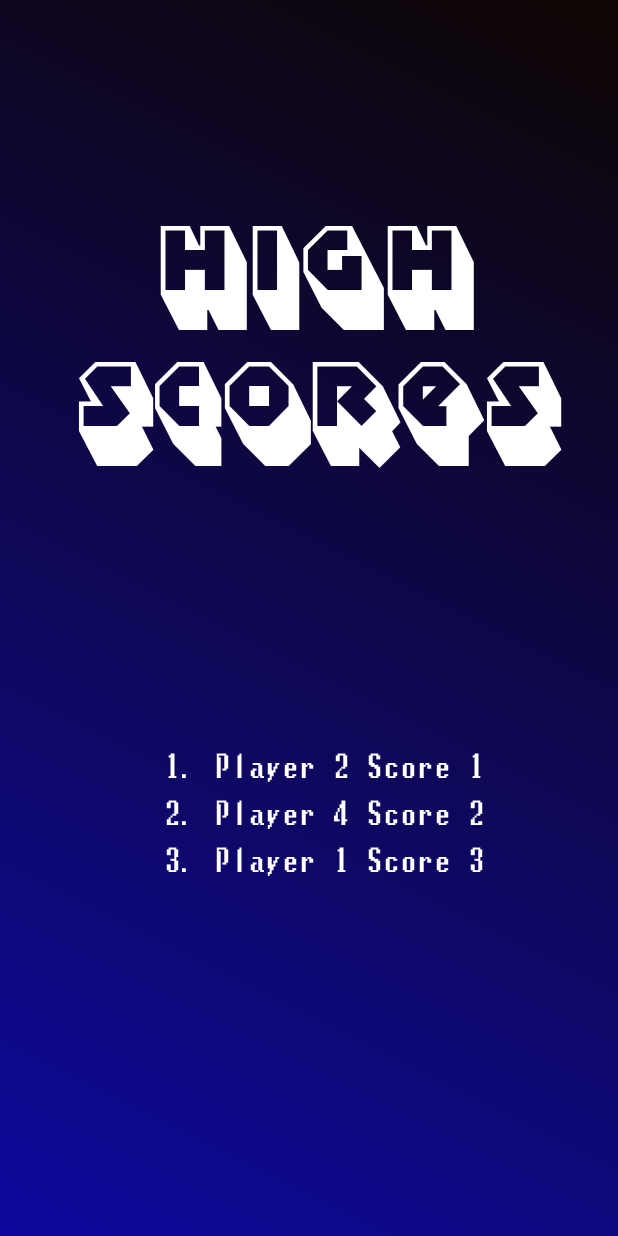
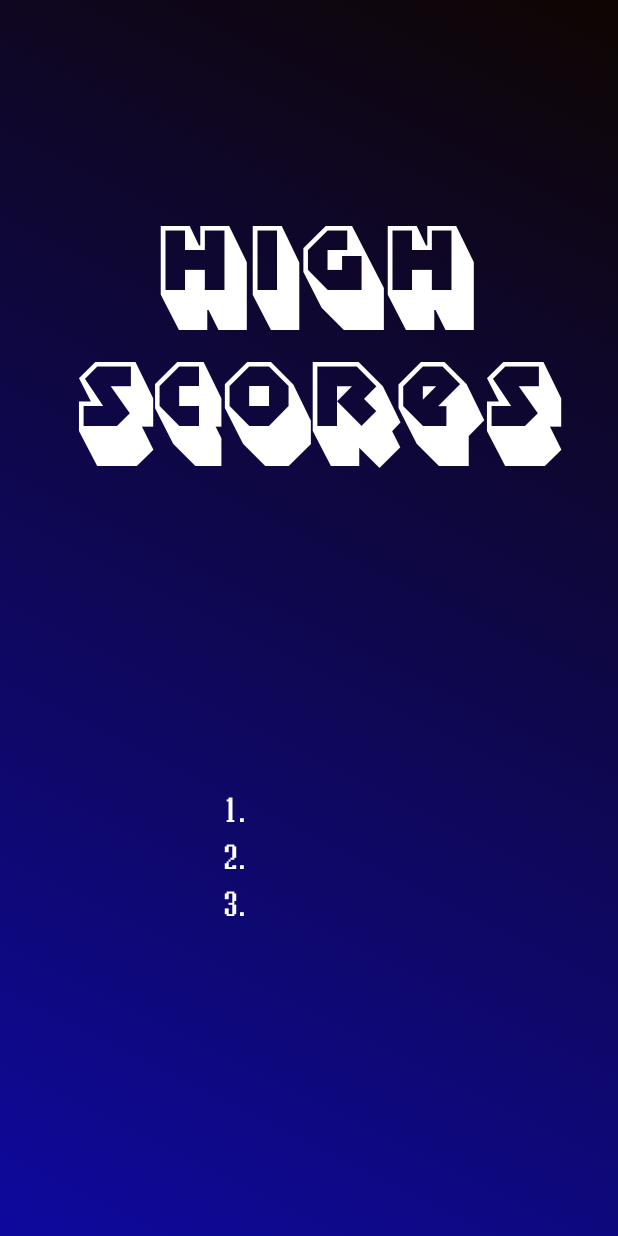
Before and after one commit to sangeetds/Tetris, an Android app: the layout activity_scores.xml on its own in the app's theme, with its tools: preview values and no code run, on a phone screen of 412 x 824 dp. Run offline under Robolectric (Android 15) with nearby library versions, the phone set to English and light mode, and no system bars.

Commit message:
Rotation done

```diff
--- a/app/src/main/java/com/example/tetris/BlockProvider.kt
+++ b/app/src/main/java/com/example/tetris/BlockProvider.kt
@@ -1,7 +1,7 @@
 package com.example.tetris
 
 object BlockProvider {
-    val playerData = mutableListOf<Player>(Player("null", 9))
+    val playerData = mutableListOf<Player>()
     val topPlayer: Player? get() = playerData.maxByOrNull { it.score }
 
     fun getNewBlock() =
@@ -16,7 +16,7 @@ object BlockProvider {
                 listOf(Pair(0, 9), Pair(0, 10), Pair(1, 10), Pair(2, 10))
             }
             3 -> {
-                listOf(Pair(1, 9), Pair(0, 10), Pair(1, 10), Pair(1, 11))
+                listOf(Pair(0, 10), Pair(1, 9), Pair(1, 10), Pair(1, 11))
             }
             4 -> {
                 listOf(Pair(0, 10), Pair(1, 10), Pair(1, 9), Pair(2, 9))
--- a/app/src/main/java/com/example/tetris/GameOverActivity.kt
+++ b/app/src/main/java/com/example/tetris/GameOverActivity.kt
@@ -18,9 +18,9 @@ class GameOverActivity : AppCompatActivity() {
         setContentView(R.layout.activity_game_over)
 
         val score = intent.getStringExtra("Score")!!
-        val player = intent.getStringExtra("Player Name")
+        val player = intent.getStringExtra("Player")!!
 
-//        playerData.add(Player(player!!, score!!.toInt()))
+        playerData.add(Player(player, score = score.toInt()))
 
         topPlayer?.let {
             if (score.toInt() > topPlayer!!.score) {
--- a/app/src/main/java/com/example/tetris/GameScreen.kt
+++ b/app/src/main/java/com/example/tetris/GameScreen.kt
@@ -5,6 +5,7 @@ import androidx.appcompat.app.AppCompatActivity
 import android.os.Bundle
 import android.widget.Button
 import android.widget.TextView
+import android.widget.Toast
 import androidx.core.view.doOnLayout
 import java.util.*
 
@@ -66,7 +67,7 @@ class GameScreen : AppCompatActivity() {
     private fun finishGame() {
         val gameOverScreen = Intent(this, GameOverActivity::class.java)
         gameOverScreen.putExtra("Score", tetris.points.toString())
-        gameOverScreen.putExtra("Player Name", intent.getStringExtra("Player Name"))
+        gameOverScreen.putExtra("Player", intent.getStringExtra("Player"))
         startActivity(gameOverScreen)
 
         finish()
--- a/app/src/main/java/com/example/tetris/MainActivity.kt
+++ b/app/src/main/java/com/example/tetris/MainActivity.kt
@@ -19,13 +19,16 @@ class MainActivity : AppCompatActivity() {
         val settingButton = findViewById<Button>(R.id.settingButton)
         val playerName = findViewById<EditText>(R.id.playerName)
 
+        playerName.text.clear()
+
         startButton.setOnClickListener {
             if (playerName.text.isEmpty() || playerName.text.isBlank()) {
                 Toast.makeText(this, "Enter your name please", Toast.LENGTH_SHORT).show()
             }
             else {
                 val mainGame = Intent(this, GameScreen::class.java)
-                mainGame.putExtra("Player Name", playerName.text)
+                val text = playerName.text.toString()
+                mainGame.putExtra("Player", text)
                 startActivity(mainGame)
             }
         }
--- a/app/src/main/res/layout/activity_scores.xml
+++ b/app/src/main/res/layout/activity_scores.xml
@@ -21,15 +21,29 @@
 
 
     <TextView
-        android:id="@+id/secondPosition"
+        android:id="@+id/position_two"
         style="@style/Content"
         android:layout_width="wrap_content"
         android:layout_height="wrap_content"
-        android:text="@string/player_three"
-        app:layout_constraintBaseline_toBaselineOf="@+id/position_two"
+        android:text="@string/position_two"
+        app:layout_constraintBottom_toTopOf="@+id/position_three"
         app:layout_constraintEnd_toEndOf="parent"
-        app:layout_constraintHorizontal_bias="0.445"
-        app:layout_constraintStart_toStartOf="parent" />
+        app:layout_constraintHorizontal_bias="0.378"
+        app:layout_constraintStart_toStartOf="parent"
+        app:layout_constraintTop_toBottomOf="@+id/positon_one" />
+
+    <TextView
+        android:id="@+id/positon_one"
+        style="@style/Content"
+        android:layout_width="wrap_content"
+        android:layout_height="wrap_content"
+        android:text="@string/position_one"
+        app:layout_constraintBottom_toTopOf="@+id/position_two"
+        app:layout_constraintEnd_toEndOf="parent"
+        app:layout_constraintHorizontal_bias="0.378"
+        app:layout_constraintStart_toStartOf="parent"
+        app:layout_constraintTop_toBottomOf="@+id/highScoreButton"
+        app:layout_constraintVertical_chainStyle="packed" />
 
     <TextView
         android:id="@+id/position_three"
@@ -38,100 +52,9 @@
         android:layout_height="wrap_content"
         android:text="@string/position_three"
         app:layout_constraintBottom_toBottomOf="parent"
-        app:layout_constraintEnd_toStartOf="@+id/thirdPosition"
-        app:layout_constraintHorizontal_bias="1.0"
+        app:layout_constraintEnd_toEndOf="parent"
+        app:layout_constraintHorizontal_bias="0.378"
         app:layout_constraintStart_toStartOf="parent"
-        app:layout_constraintTop_toBottomOf="@+id/position_two"
-        app:layout_constraintVertical_bias="0.0" />
-
-    <TextView
-        android:id="@+id/second_score"
-        style="@style/Content"
-        android:layout_width="wrap_content"
-        android:layout_height="wrap_content"
-        android:text="@string/score_2"
-        app:layout_constraintBottom_toBottomOf="parent"
-        app:layout_constraintEnd_toEndOf="parent"
-        app:layout_constraintHorizontal_bias="0.0"
-        app:layout_constraintStart_toEndOf="@+id/secondPosition"
-        app:layout_constraintTop_toBottomOf="@+id/highScoreButton"
-        app:layout_constraintVertical_bias="0.439" />
-
-    <TextView
-        android:id="@+id/third_score"
-        style="@style/Content"
-        android:layout_width="wrap_content"
-        android:layout_height="wrap_content"
-        android:layout_marginEnd="52dp"
-        android:text="@string/score_3"
-        app:layout_constraintBottom_toBottomOf="parent"
-        app:layout_constraintEnd_toEndOf="parent"
-        app:layout_constraintHorizontal_bias="0.0"
-        app:layout_constraintStart_toEndOf="@+id/thirdPosition"
-        app:layout_constraintTop_toBottomOf="@+id/second_score"
-        app:layout_constraintVertical_bias="0.0" />
-
-    <TextView
-        android:id="@+id/top_score"
-        style="@style/Content"
-        android:layout_width="wrap_content"
-        android:layout_height="wrap_content"
-        android:layout_marginTop="112dp"
-        android:text="@string/score_1"
-        app:layout_constraintBottom_toTopOf="@+id/second_score"
-        app:layout_constraintEnd_toEndOf="parent"
-        app:layout_constraintHorizontal_bias="0.0"
-        app:layout_constraintStart_toEndOf="@+id/first_position"
-        app:layout_constraintTop_toBottomOf="@+id/highScoreButton"
-        app:layout_constraintVertical_bias="1.0" />
-
-    <TextView
-        android:id="@+id/positon_one"
-        style="@style/Content"
-        android:layout_width="wrap_content"
-        android:layout_height="wrap_content"
-        android:text="@string/position_one"
-        app:layout_constraintBottom_toTopOf="@+id/position_two"
-        app:layout_constraintEnd_toStartOf="@+id/first_position"
-        app:layout_constraintHorizontal_bias="1.0"
-        app:layout_constraintStart_toStartOf="parent"
-        app:layout_constraintTop_toBottomOf="@+id/highScoreButton"
-        app:layout_constraintVertical_bias="1.0" />
-
-
-    <TextView
-        android:id="@+id/position_two"
-        style="@style/Content"
-        android:layout_width="wrap_content"
-        android:layout_height="wrap_content"
-        android:text="@string/position_two"
-        app:layout_constraintBottom_toBottomOf="parent"
-        app:layout_constraintEnd_toStartOf="@+id/secondPosition"
-        app:layout_constraintHorizontal_bias="1.0"
-        app:layout_constraintStart_toStartOf="parent"
-        app:layout_constraintTop_toBottomOf="@+id/highScoreButton"
-        app:layout_constraintVertical_bias="0.439" />
-
-    <TextView
-        android:id="@+id/first_position"
-        style="@style/Content"
-        android:layout_width="wrap_content"
-        android:layout_height="wrap_content"
-        android:text="@string/player_two"
-        app:layout_constraintBaseline_toBaselineOf="@+id/positon_one"
-        app:layout_constraintEnd_toEndOf="parent"
-        app:layout_constraintHorizontal_bias="0.445"
-        app:layout_constraintStart_toStartOf="parent" />
-
-    <TextView
-        android:id="@+id/thirdPosition"
-        style="@style/Content"
-        android:layout_width="wrap_content"
-        android:layout_height="wrap_content"
-        android:text="@string/player_one"
-        app:layout_constraintBaseline_toBaselineOf="@+id/position_three"
-        app:layout_constraintEnd_toEndOf="parent"
-        app:layout_constraintHorizontal_bias="0.445"
-        app:layout_constraintStart_toStartOf="parent" />
+        app:layout_constraintTop_toBottomOf="@+id/position_two" />
 
 </androidx.constraintlayout.widget.ConstraintLayout>
```
Also changed, not shown: app/src/main/java/com/example/tetris/Scores.kt (+6 -14 lines), app/src/main/java/com/example/tetris/Tetris.kt (+42 -3 lines).
